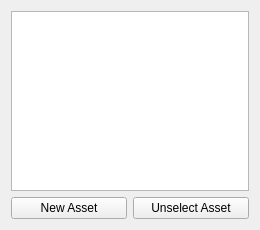
The window that assetpanel.ui (Nice9Tian/AnimeAn) describes before a commit, drawn with Qt 5.
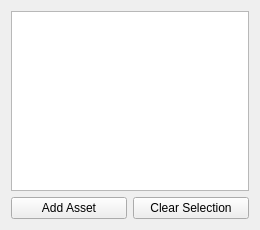
The same window after the commit.

```diff
--- a/assetpanel.ui
+++ b/assetpanel.ui
@@ -29,14 +29,14 @@
      <item>
       <widget class="QPushButton" name="AddAssetButton">
        <property name="text">
-        <string>New Asset</string>
+        <string>Add Asset</string>
        </property>
       </widget>
      </item>
      <item>
       <widget class="QPushButton" name="UnselectAssetButton">
        <property name="text">
-        <string>Unselect Asset</string>
+        <string>Clear Selection</string>
        </property>
       </widget>
      </item>
```
